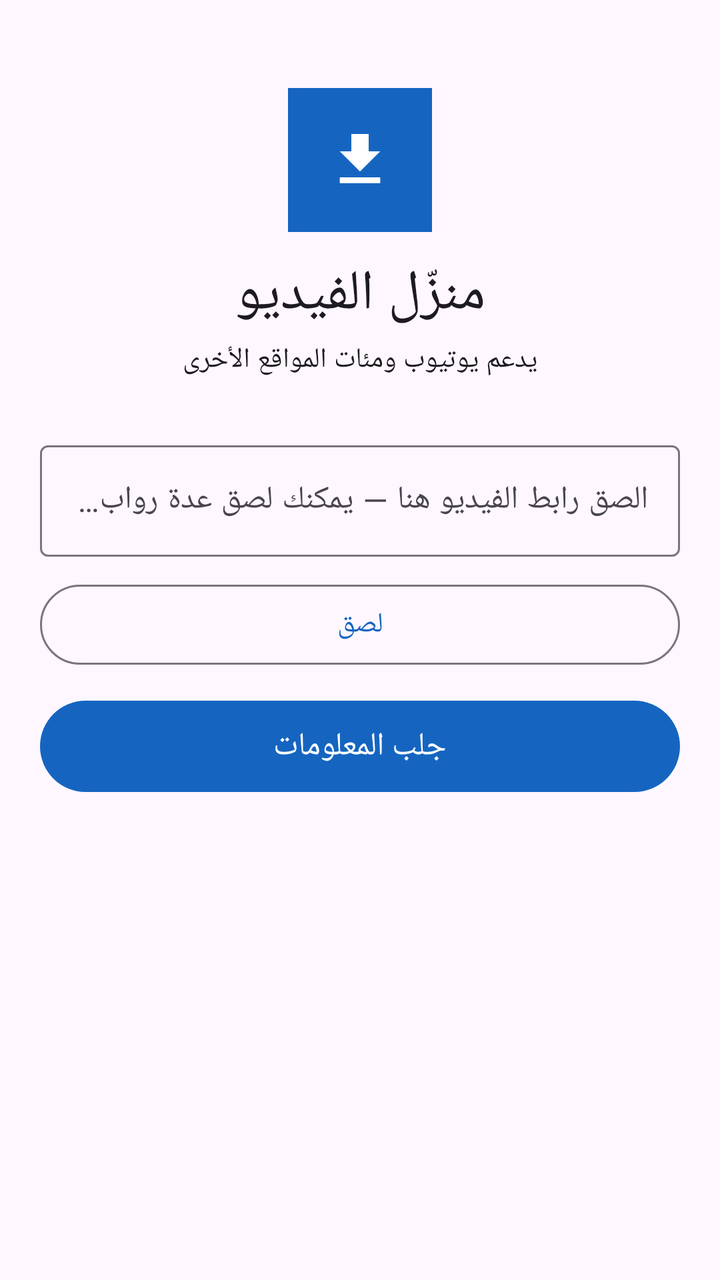
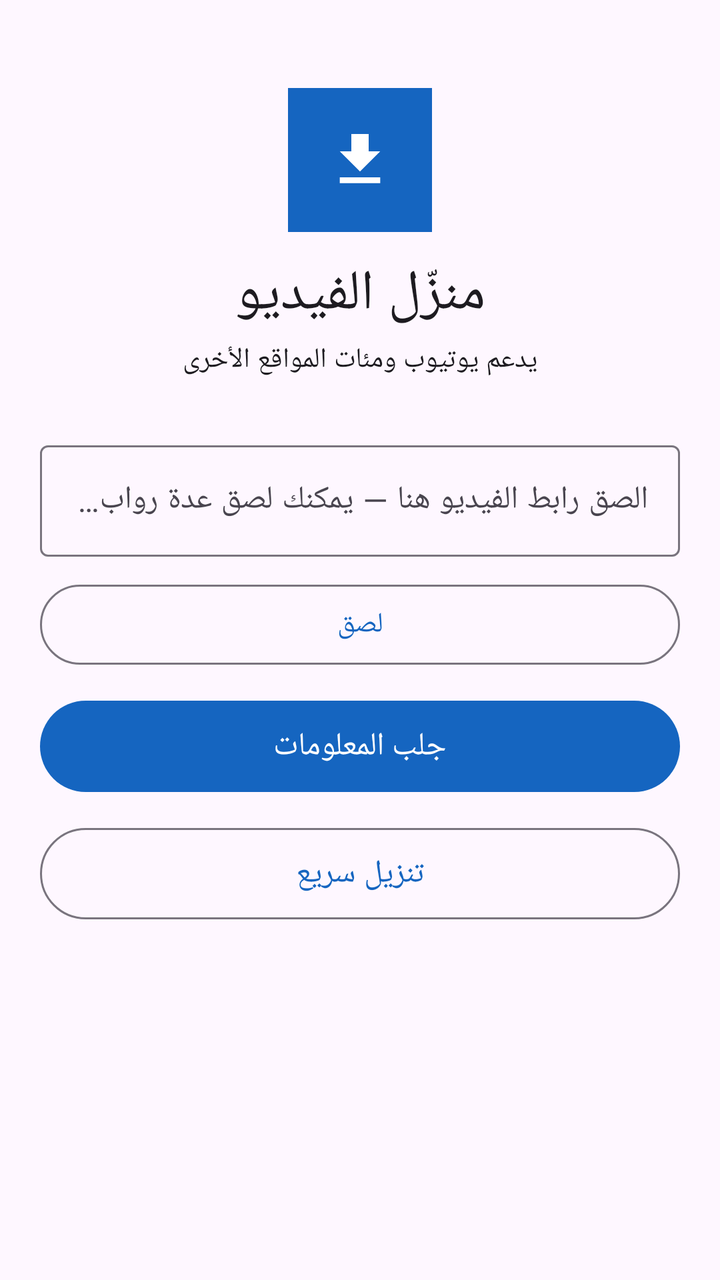

Before-and-after screenshots of an Android layout around one commit, followed by the original layout XML and the change that was made.
<!-- AndroidManifest.xml: application theme Theme.VidLoader -->
<!-- res/layout/fragment_home.xml -->
<?xml version="1.0" encoding="utf-8"?>
<ScrollView xmlns:android="http://schemas.android.com/apk/res/android"
    xmlns:app="http://schemas.android.com/apk/res-auto"
    android:layout_width="match_parent"
    android:layout_height="match_parent">

    <LinearLayout
        android:layout_width="match_parent"
        android:layout_height="wrap_content"
        android:orientation="vertical"
        android:padding="20dp">

        <ImageView
            android:layout_width="72dp"
            android:layout_height="72dp"
            android:layout_gravity="center_horizontal"
            android:layout_marginTop="24dp"
            android:src="@drawable/ic_launcher_foreground"
            android:background="@color/launcher_bg"
            android:padding="10dp" />

        <TextView
            android:layout_width="match_parent"
            android:layout_height="wrap_content"
            android:layout_marginTop="12dp"
            android:gravity="center"
            android:text="@string/app_name"
            android:textAppearance="?attr/textAppearanceHeadlineMedium" />

        <TextView
            android:layout_width="match_parent"
            android:layout_height="wrap_content"
            android:layout_marginTop="4dp"
            android:gravity="center"
            android:text="@string/home_subtitle"
            android:textAppearance="?attr/textAppearanceBodyMedium" />

        <com.google.android.material.textfield.TextInputLayout
            android:id="@+id/url_layout"
            android:layout_width="match_parent"
            android:layout_height="wrap_content"
            android:layout_marginTop="28dp"
            android:hint="@string/home_hint"
            app:endIconMode="clear_text">

            <com.google.android.material.textfield.TextInputEditText
                android:id="@+id/url_input"
                android:layout_width="match_parent"
                android:layout_height="wrap_content"
                android:inputType="textMultiLine|textUri"
                android:maxLines="3" />
        </com.google.android.material.textfield.TextInputLayout>

        <com.google.android.material.button.MaterialButton
            android:id="@+id/paste_button"
            style="@style/Widget.Material3.Button.OutlinedButton"
            android:layout_width="match_parent"
            android:layout_height="wrap_content"
            android:layout_marginTop="10dp"
            android:text="@string/paste" />

        <com.google.android.material.button.MaterialButton
            android:id="@+id/fetch_button"
            android:layout_width="match_parent"
            android:layout_height="wrap_content"
            android:layout_marginTop="10dp"
            android:paddingTop="12dp"
            android:paddingBottom="12dp"
            android:text="@string/fetch_info"
            android:textSize="16sp" />
    </LinearLayout>
</ScrollView>
<!-- resources referenced by this layout -->
<resources>
  <color name="launcher_bg">#1565C0</color>
  <!-- drawable ic_launcher_foreground (drawable) -->
  <vector xmlns:android="http://schemas.android.com/apk/res/android"
      android:height="108dp"
      android:width="108dp"
      android:viewportHeight="108"
      android:viewportWidth="108">
      <group
          android:scaleX="3"
          android:scaleY="3"
          android:translateX="18"
          android:translateY="18">
          <path
              android:fillColor="#FFFFFF"
              android:pathData="M19,9h-4V3H9v6H5l7,7 7,-7zM5,18v2h14v-2H5z" />
      </group>
  </vector>
  <string name="app_name">منزّل الفيديو</string>
  <string name="fetch_info">جلب المعلومات</string>
  <string name="home_hint">الصق رابط الفيديو هنا — يمكنك لصق عدة روابط، كل رابط في سطر</string>
  <string name="home_subtitle">يدعم يوتيوب ومئات المواقع الأخرى</string>
  <string name="paste">لصق</string>
  <style name="Theme.VidLoader" parent="Theme.Material3.DayNight.NoActionBar">
          <item name="colorPrimary">@color/primary</item>
          <item name="colorOnPrimary">#FFFFFF</item>
          <item name="colorPrimaryContainer">#BBDEFB</item>
          <item name="colorSecondary">@color/accent</item>
          <item name="android:statusBarColor">@color/primary_dark</item>
      </style>
  <color name="primary">#1565C0</color>
  <color name="accent">#FF8F00</color>
  <color name="primary_dark">#0D47A1</color>
</resources>

<!-- the commit's change to res/layout/fragment_home.xml (unified diff, before → after) -->
@@ -68,5 +68,17 @@
             android:paddingBottom="12dp"
             android:text="@string/fetch_info"
             android:textSize="16sp" />
+
+        <com.google.android.material.button.MaterialButton
+            android:id="@+id/quick_button"
+            style="@style/Widget.Material3.Button.OutlinedButton"
+            android:layout_width="match_parent"
+            android:layout_height="wrap_content"
+            android:layout_marginTop="10dp"
+            android:paddingTop="12dp"
+            android:paddingBottom="12dp"
+            android:icon="@drawable/ic_download"
+            android:text="@string/quick_download"
+            android:textSize="16sp" />
     </LinearLayout>
 </ScrollView>
<!-- resource entries referenced after the edit -->
@@ -1,6 +1,17 @@
 <!-- resources referenced by this layout -->
 <resources>
   <color name="launcher_bg">#1565C0</color>
+  <!-- drawable ic_download (drawable) -->
+  <vector xmlns:android="http://schemas.android.com/apk/res/android"
+      android:width="24dp"
+      android:height="24dp"
+      android:viewportWidth="24"
+      android:viewportHeight="24"
+      android:tint="?attr/colorControlNormal">
+      <path
+          android:fillColor="@android:color/white"
+          android:pathData="M19,9h-4V3H9v6H5l7,7 7,-7zM5,18v2h14v-2H5z" />
+  </vector>
   <!-- drawable ic_launcher_foreground (drawable) -->
   <vector xmlns:android="http://schemas.android.com/apk/res/android"
       android:height="108dp"
@@ -22,6 +33,7 @@
   <string name="home_hint">الصق رابط الفيديو هنا — يمكنك لصق عدة روابط، كل رابط في سطر</string>
   <string name="home_subtitle">يدعم يوتيوب ومئات المواقع الأخرى</string>
   <string name="paste">لصق</string>
+  <string name="quick_download">تنزيل سريع</string>
   <style name="Theme.VidLoader" parent="Theme.Material3.DayNight.NoActionBar">
           <item name="colorPrimary">@color/primary</item>
           <item name="colorOnPrimary">#FFFFFF</item>
